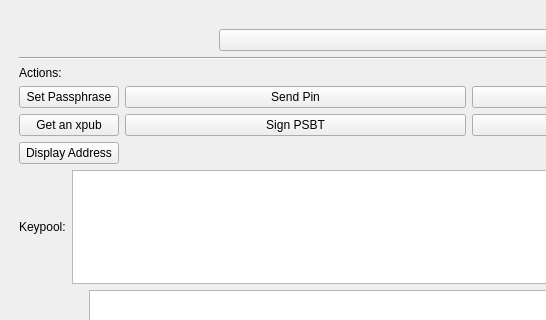
The window that hwilib/ui/mainwindow.ui (bitcoin-core/HWI) describes before a commit, drawn with Qt 5; both pictures show x 0 to 546 and y 0 to 320 of the 828 by 430 pixel window.
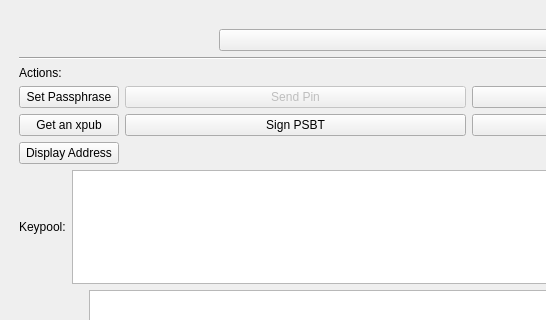
The same window after the commit.

Commit message: Change sendpin_button enabled-ness depending of trezor

```diff
--- a/hwilib/ui/mainwindow.ui
+++ b/hwilib/ui/mainwindow.ui
@@ -90,6 +90,9 @@
       <layout class="QGridLayout" name="gridLayout">
        <item row="1" column="1">
         <widget class="QPushButton" name="sendpin_button">
+         <property name="enabled">
+          <bool>false</bool>
+         </property>
          <property name="text">
           <string>Send Pin</string>
          </property>
```
The commit also changes 1 other file.
